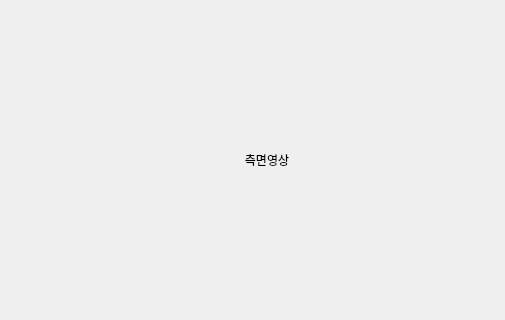
This is UI/form_Start.ui in ncsjh/BodySegmentation as Qt 5 draws it before an edit; both pictures show x 0 to 505 and y 198 to 518 of the 855 by 723 pixel window. The edited form follows.
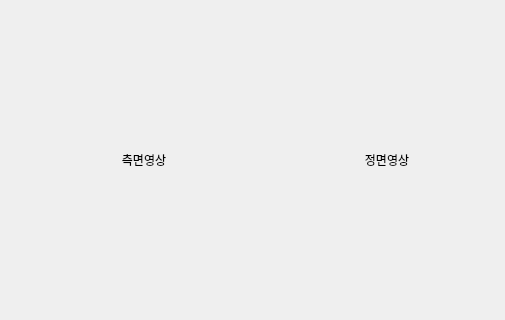
This is the edited form.

Commit message: 캐머롸 2개!

Diff of the .ui file:
```diff
--- a/UI/form_Start.ui
+++ b/UI/form_Start.ui
@@ -41,7 +41,7 @@
       <height>510</height>
      </size>
     </property>
-    <layout class="QHBoxLayout" name="horizontalLayout" stretch="4,1,0">
+    <layout class="QHBoxLayout" name="horizontalLayout" stretch="4,0,1,0">
      <property name="spacing">
       <number>10</number>
      </property>
@@ -55,7 +55,7 @@
        </property>
        <property name="maximumSize">
         <size>
-         <width>16777215</width>
+         <width>230</width>
          <height>500</height>
         </size>
        </property>
@@ -76,6 +76,31 @@
        </property>
       </widget>
      </item>
+     <item>
+      <widget class="QLabel" name="labelFrontViewVideo">
+       <property name="sizePolicy">
+        <sizepolicy hsizetype="Preferred" vsizetype="Preferred">
+         <horstretch>0</horstretch>
+         <verstretch>0</verstretch>
+        </sizepolicy>
+       </property>
+       <property name="maximumSize">
+        <size>
+         <width>16777215</width>
+         <height>500</height>
+        </size>
+       </property>
+       <property name="text">
+        <string>정면영상</string>
+       </property>
+       <property name="textFormat">
+        <enum>Qt::AutoText</enum>
+       </property>
+       <property name="alignment">
+        <set>Qt::AlignCenter</set>
+       </property>
+      </widget>
+     </item>
      <item>
       <widget class="QSlider" name="verticalSlider">
        <property name="maximumSize">
```
The commit also changes 1 other file.
